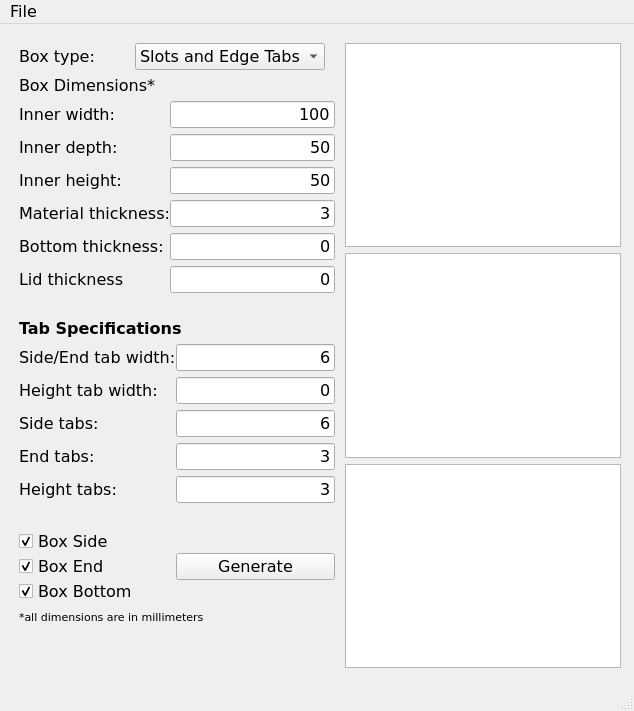
Qt form form.ui (gharley/LaserCutBoxes) before a commit.
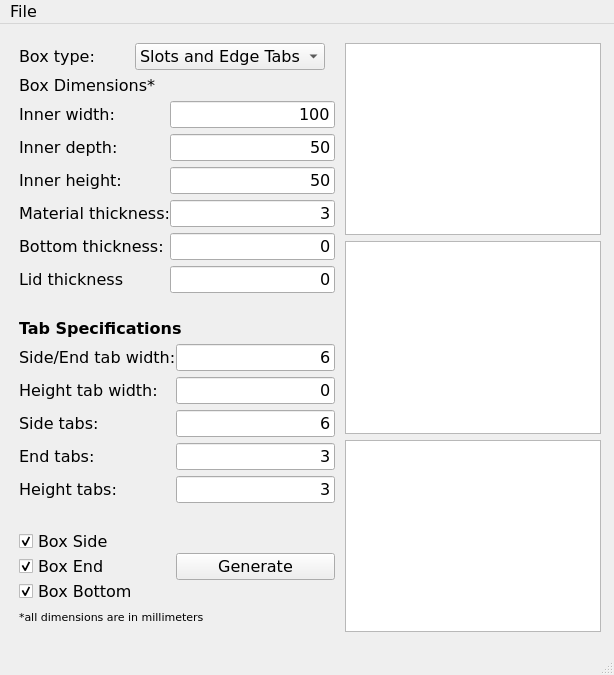
The same form after that commit.

The edit to the form file:
```diff
--- a/form.ui
+++ b/form.ui
@@ -2,14 +2,6 @@
 <ui version="4.0">
  <class>Main</class>
  <widget class="QMainWindow" name="Main">
-  <property name="geometry">
-   <rect>
-    <x>0</x>
-    <y>0</y>
-    <width>634</width>
-    <height>711</height>
-   </rect>
-  </property>
   <property name="font">
    <font>
     <family>verdana</family>
```
